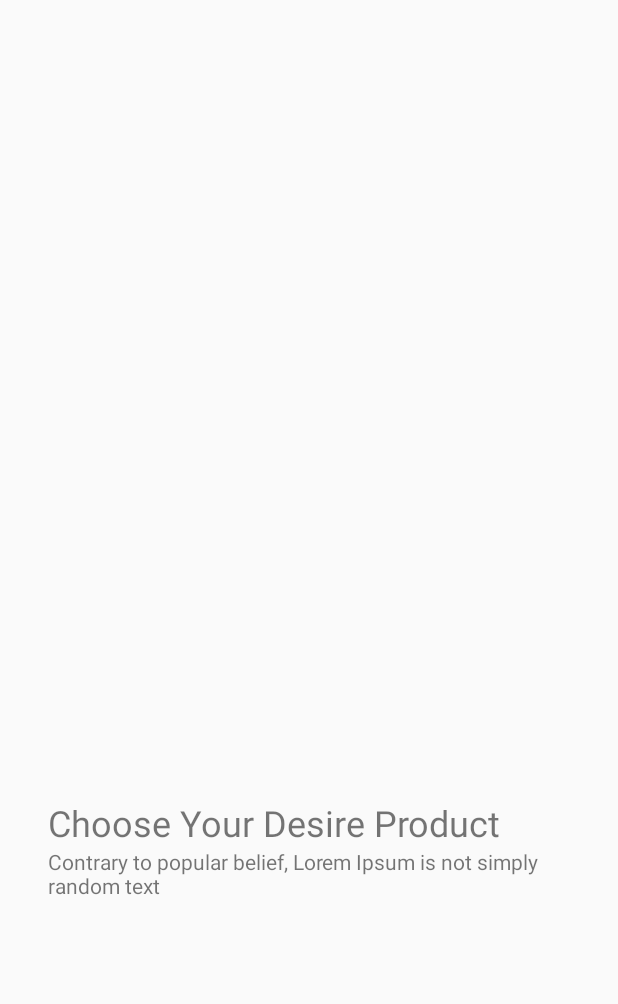
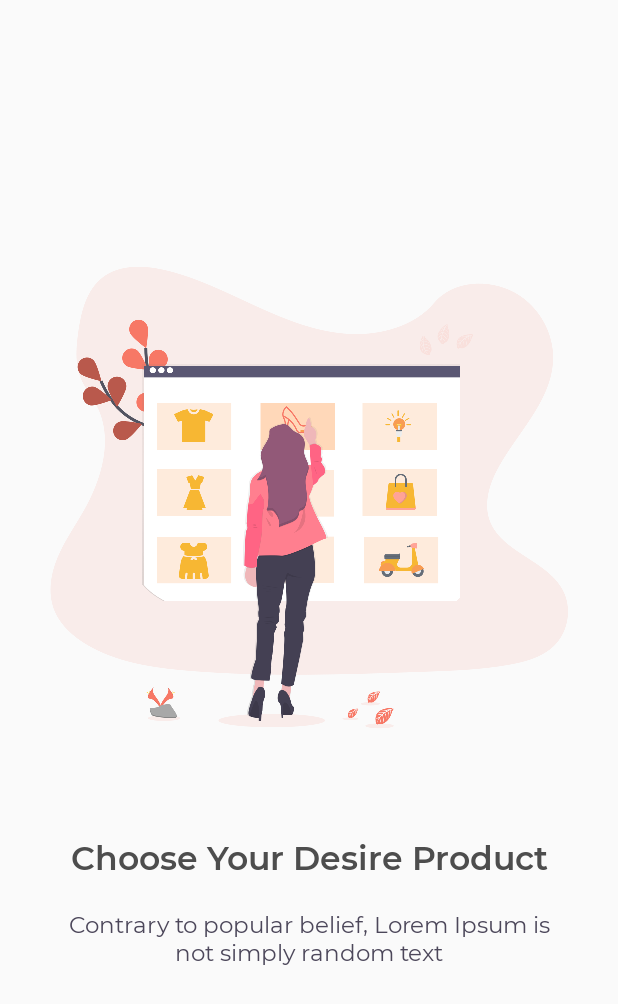
Before and after one commit to igormatosDev/AndroidStepsFlux, an Android app: the layout item_tutorial.xml on its own in the app's theme, with its tools: preview values and no code run, on a phone screen of 412 x 824 dp. Shown: the top 1004 px of the screen. Run offline under Robolectric (Android 15) with nearby library versions, the light colour scheme and no system bars.

Commit message:
Finishing the three steps

```diff
--- a/app/src/main/AndroidManifest.xml
+++ b/app/src/main/AndroidManifest.xml
@@ -11,7 +11,7 @@
         android:theme="@style/AppTheme">
         <activity android:name=".ui.activities.MainActivity">
             <intent-filter>
-                <action android:name="android.intent.action.MAIN" />
+                <action android:name="android.intent.action.MAIN" />\
 
                 <category android:name="android.intent.category.LAUNCHER" />
             </intent-filter>
--- a/app/src/main/java/br/com/cotemig/zeplinrecliclerview/models/Tutorial.kt
+++ b/app/src/main/java/br/com/cotemig/zeplinrecliclerview/models/Tutorial.kt
@@ -1,9 +1,7 @@
 package br.com.cotemig.zeplinrecliclerview.models
 
-import android.media.Image
-
 data class Tutorial(
-    val image: Image?,
+    val image: Int,
     val mainText: String?,
     val subText: String?
 )
--- a/app/src/main/res/layout/item_tutorial.xml
+++ b/app/src/main/res/layout/item_tutorial.xml
@@ -10,23 +10,33 @@
 
     <ImageView
         android:id="@+id/imagem"
+        android:src="@drawable/undraw_add_to_cart_vkjp"
         android:layout_width="match_parent"
         android:layout_height="308dp"
         android:scaleType="center"
+        android:layout_marginBottom="70dp"
         />
 
     <TextView
         android:id="@+id/tutorial_main_text"
         android:layout_width="match_parent"
         android:layout_height="wrap_content"
-        android:textSize="24sp"
+        android:textSize="22sp"
+        android:textColor="@color/darkGray"
+        android:fontFamily="@font/montserratsemibold"
+        android:textAlignment="center"
+        android:layout_marginBottom="20dp"
         android:text="@string/tutorial_main_1"
-        />
+        android:gravity="center_horizontal" />
 
     <TextView
         android:id="@+id/tutorial_sub_text"
         android:layout_width="match_parent"
         android:layout_height="wrap_content"
         android:text="@string/tutorial_sub_1"
-        />
+        android:textAlignment="center"
+        android:textSize="15sp"
+        android:textColor="@color/gray"
+        android:fontFamily="@font/montserratregular"
+        android:gravity="center_horizontal" />
 </LinearLayout>
```
Also changed, not shown: app/src/main/java/br/com/cotemig/zeplinrecliclerview/ui/activities/MainActivity.kt (+3 -4 lines).
